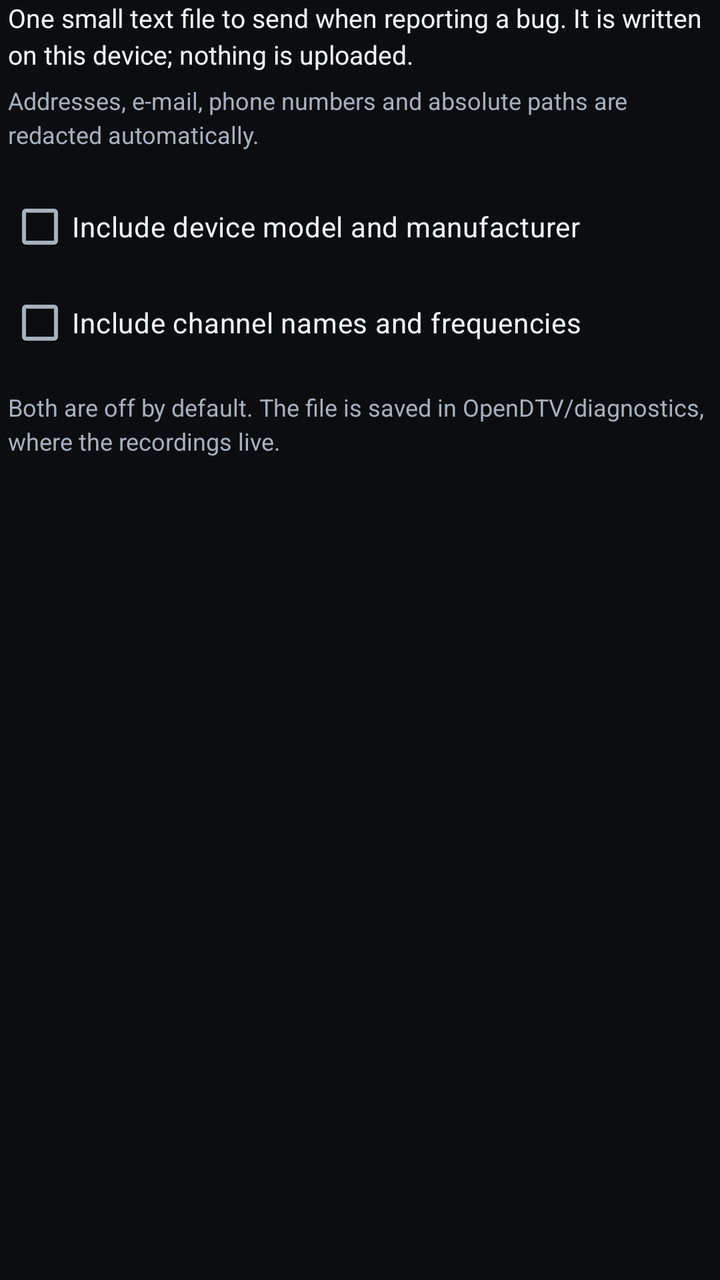
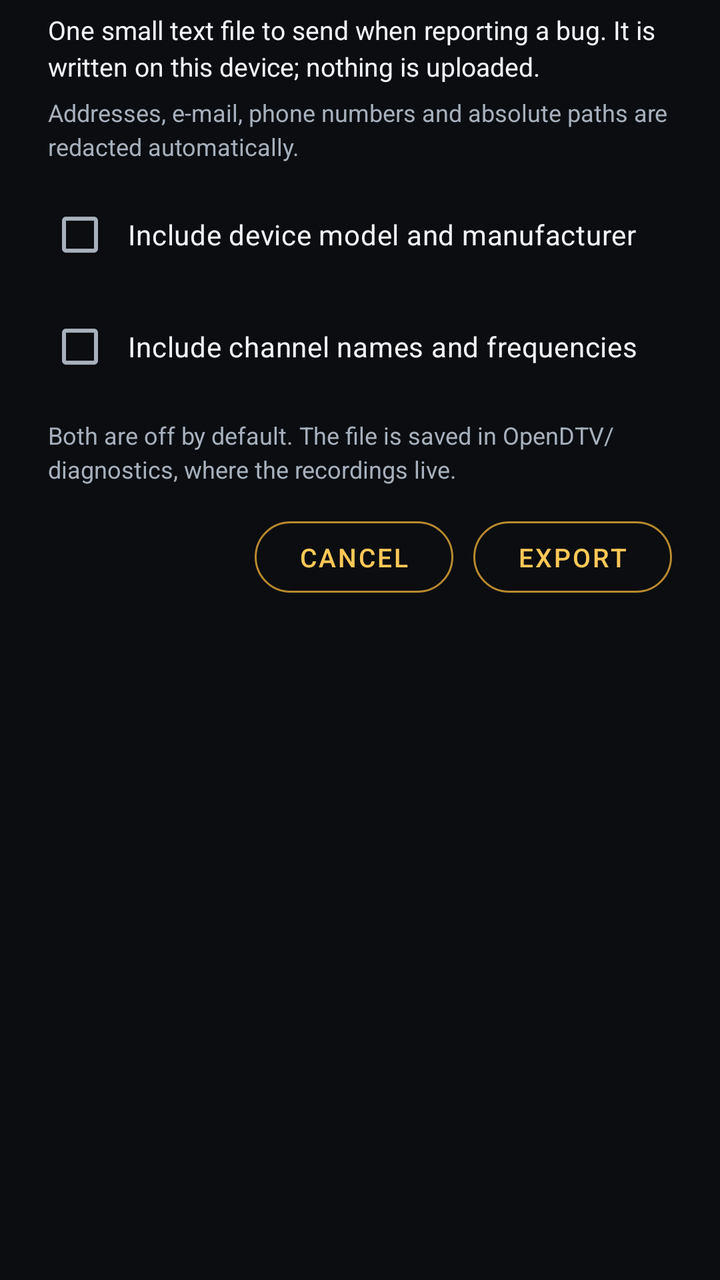

Two renders of the same Android screen: before a commit and after it. Below are the layout's source before the change and the commit's diff.
<!-- AndroidManifest.xml: application theme Theme.OpenDtv -->
<!-- res/layout/dialog_export_diagnostics.xml -->
<?xml version="1.0" encoding="utf-8"?>
<LinearLayout xmlns:android="http://schemas.android.com/apk/res/android"
    android:layout_width="match_parent"
    android:layout_height="wrap_content"
    android:orientation="vertical"
    android:paddingHorizontal="4dp">

    <TextView
        android:layout_width="match_parent"
        android:layout_height="wrap_content"
        android:lineSpacingExtra="3dp"
        android:text="One small text file to send when reporting a bug. It is written on this device; nothing is uploaded."
        android:textColor="?attr/colorOnSurface"
        android:textSize="13sp" />

    <TextView
        android:layout_width="match_parent"
        android:layout_height="wrap_content"
        android:layout_marginTop="6dp"
        android:lineSpacingExtra="3dp"
        android:text="Addresses, e-mail, phone numbers and absolute paths are redacted automatically."
        android:textColor="@color/odtv_on_surface_variant"
        android:textSize="12sp" />

    <CheckBox
        android:id="@+id/export_include_device"
        android:layout_width="match_parent"
        android:layout_height="wrap_content"
        android:layout_marginTop="14dp"
        android:text="Include device model and manufacturer"
        android:textColor="?attr/colorOnSurface"
        android:textSize="14sp" />

    <CheckBox
        android:id="@+id/export_include_channels"
        android:layout_width="match_parent"
        android:layout_height="wrap_content"
        android:text="Include channel names and frequencies"
        android:textColor="?attr/colorOnSurface"
        android:textSize="14sp" />

    <TextView
        android:layout_width="match_parent"
        android:layout_height="wrap_content"
        android:layout_marginTop="10dp"
        android:lineSpacingExtra="3dp"
        android:text="Both are off by default. The file is saved in OpenDTV/diagnostics, where the recordings live."
        android:textColor="@color/odtv_on_surface_variant"
        android:textSize="12sp" />
</LinearLayout>
<!-- resources referenced by this layout -->
<resources>
  <color name="odtv_on_surface_variant">#A7B0BC</color>
  <color name="odtv_accent">#FFC857</color>
  <color name="odtv_on_accent">#1A1200</color>
  <color name="odtv_accent_dim">#B8892E</color>
  <color name="odtv_on_surface">#F2F5F8</color>
  <color name="odtv_surface">#12161C</color>
  <color name="odtv_surface_variant">#1A2028</color>
  <color name="odtv_divider">#2A333D</color>
  <color name="odtv_live">#E5484D</color>
  <color name="odtv_selected_bg">#33FFC857</color>
  <color name="odtv_bg">#0B0D10</color>
  <color name="odtv_surface_high">#232B35</color>
  <style name="ThemeOverlay.OpenDtv.MaterialAlertDialog" parent="ThemeOverlay.Material3.MaterialAlertDialog">
          <item name="alertDialogStyle">@style/Widget.OpenDtv.MaterialAlertDialog</item>
      </style>
  <style name="Widget.OpenDtv.MaterialAlertDialog" parent="MaterialAlertDialog.Material3">
          <item name="backgroundTint">@color/odtv_surface_variant</item>
          <item name="shapeAppearance">@style/ShapeAppearance.OpenDtv.Dialog</item>
      </style>
  <style name="ShapeAppearance.OpenDtv.Dialog" parent="ShapeAppearance.Material3.Corner.ExtraLarge">
          <item name="cornerFamily">rounded</item>
          <item name="cornerSize">20dp</item>
      </style>
  <!-- unchanged entries left out for length: 1 -->
</resources>

<!-- the commit's change to res/layout/dialog_export_diagnostics.xml (unified diff, before → after) -->
@@ -1,9 +1,12 @@
-<?xml version="1.0" encoding="utf-8"?>
+﻿<?xml version="1.0" encoding="utf-8"?>
+
 <LinearLayout xmlns:android="http://schemas.android.com/apk/res/android"
     android:layout_width="match_parent"
     android:layout_height="wrap_content"
     android:orientation="vertical"
-    android:paddingHorizontal="4dp">
+    android:paddingHorizontal="24dp"
+    android:paddingTop="6dp"
+    android:paddingBottom="4dp">
 
     <TextView
         android:layout_width="match_parent"
@@ -26,25 +29,77 @@
         android:id="@+id/export_include_device"
         android:layout_width="match_parent"
         android:layout_height="wrap_content"
-        android:layout_marginTop="14dp"
+        android:layout_marginTop="12dp"
+        android:background="@drawable/bg_check_row_focusable"
+        android:minHeight="48dp"
+        android:paddingStart="8dp"
+        android:paddingEnd="8dp"
         android:text="Include device model and manufacturer"
-        android:textColor="?attr/colorOnSurface"
+        android:textColor="@color/odtv_on_surface"
         android:textSize="14sp" />
 
     <CheckBox
         android:id="@+id/export_include_channels"
         android:layout_width="match_parent"
         android:layout_height="wrap_content"
+        android:layout_marginTop="8dp"
+        android:background="@drawable/bg_check_row_focusable"
+        android:minHeight="48dp"
+        android:paddingStart="8dp"
+        android:paddingEnd="8dp"
         android:text="Include channel names and frequencies"
-        android:textColor="?attr/colorOnSurface"
+        android:textColor="@color/odtv_on_surface"
         android:textSize="14sp" />
 
     <TextView
         android:layout_width="match_parent"
         android:layout_height="wrap_content"
-        android:layout_marginTop="10dp"
+        android:layout_marginTop="12dp"
         android:lineSpacingExtra="3dp"
         android:text="Both are off by default. The file is saved in OpenDTV/diagnostics, where the recordings live."
         android:textColor="@color/odtv_on_surface_variant"
         android:textSize="12sp" />
+
+    <LinearLayout
+        android:layout_width="match_parent"
+        android:layout_height="wrap_content"
+        android:layout_marginTop="18dp"
+        android:gravity="end"
+        android:orientation="horizontal">
+
+        <TextView
+            android:id="@+id/export_cancel"
+            android:layout_width="wrap_content"
+            android:layout_height="wrap_content"
+            android:background="@drawable/bg_empty_action"
+            android:clickable="true"
+            android:focusable="true"
+            android:fontFamily="sans-serif-medium"
+            android:letterSpacing="0.08"
+            android:paddingStart="22dp"
+            android:paddingTop="9dp"
+            android:paddingEnd="22dp"
+            android:paddingBottom="9dp"
+            android:text="CANCEL"
+            android:textColor="@color/odtv_accent"
+            android:textSize="13sp" />
+
+        <TextView
+            android:id="@+id/export_confirm"
+            android:layout_width="wrap_content"
+            android:layout_height="wrap_content"
+            android:layout_marginStart="10dp"
+            android:background="@drawable/bg_empty_action"
+            android:clickable="true"
+            android:focusable="true"
+            android:fontFamily="sans-serif-medium"
+            android:letterSpacing="0.08"
+            android:paddingStart="22dp"
+            android:paddingTop="9dp"
+            android:paddingEnd="22dp"
+            android:paddingBottom="9dp"
+            android:text="EXPORT"
+            android:textColor="@color/odtv_accent"
+            android:textSize="13sp" />
+    </LinearLayout>
 </LinearLayout>
<!-- resource entries referenced after the edit -->
@@ -1,6 +1,64 @@
 <!-- resources referenced by this layout -->
 <resources>
   <color name="odtv_on_surface_variant">#A7B0BC</color>
+  <!-- drawable bg_check_row_focusable (drawable) -->
+  <?xml version="1.0" encoding="utf-8"?>
+  <selector xmlns:android="http://schemas.android.com/apk/res/android">
+      <item android:state_focused="true">
+          <shape android:shape="rectangle">
+              <solid android:color="@color/odtv_surface_high" />
+              <corners android:radius="@dimen/odtv_row_radius" />
+              <stroke
+                  android:width="2dp"
+                  android:color="@color/odtv_focus" />
+          </shape>
+      </item>
+      <item android:state_pressed="true">
+          <shape android:shape="rectangle">
+              <solid android:color="@color/odtv_surface_high" />
+              <corners android:radius="@dimen/odtv_row_radius" />
+              <stroke
+                  android:width="1dp"
+                  android:color="@color/odtv_on_surface" />
+          </shape>
+      </item>
+      <item>
+          <shape android:shape="rectangle">
+              <solid android:color="@android:color/transparent" />
+          </shape>
+      </item>
+  </selector>
+  <!-- drawable bg_empty_action (drawable) -->
+  <?xml version="1.0" encoding="utf-8"?>
+  <selector xmlns:android="http://schemas.android.com/apk/res/android">
+      <item android:state_focused="true">
+          <shape android:shape="rectangle">
+              <solid android:color="@color/odtv_selected_bg" />
+              <corners android:radius="18dp" />
+              <stroke
+                  android:width="2dp"
+                  android:color="@color/odtv_focus" />
+          </shape>
+      </item>
+      <item android:state_pressed="true">
+          <shape android:shape="rectangle">
+              <solid android:color="@color/odtv_surface_high" />
+              <corners android:radius="18dp" />
+              <stroke
+                  android:width="1dp"
+                  android:color="@color/odtv_accent_dim" />
+          </shape>
+      </item>
+      <item>
+          <shape android:shape="rectangle">
+              <solid android:color="@android:color/transparent" />
+              <corners android:radius="18dp" />
+              <stroke
+                  android:width="1dp"
+                  android:color="@color/odtv_accent_dim" />
+          </shape>
+      </item>
+  </selector>
   <color name="odtv_accent">#FFC857</color>
   <color name="odtv_on_accent">#1A1200</color>
   <color name="odtv_accent_dim">#B8892E</color>
@@ -12,6 +70,8 @@
   <color name="odtv_selected_bg">#33FFC857</color>
   <color name="odtv_bg">#0B0D10</color>
   <color name="odtv_surface_high">#232B35</color>
+  <dimen name="odtv_row_radius">12dp</dimen>
+  <color name="odtv_focus">#FFD166</color>
   <style name="ThemeOverlay.OpenDtv.MaterialAlertDialog" parent="ThemeOverlay.Material3.MaterialAlertDialog">
           <item name="alertDialogStyle">@style/Widget.OpenDtv.MaterialAlertDialog</item>
       </style>
